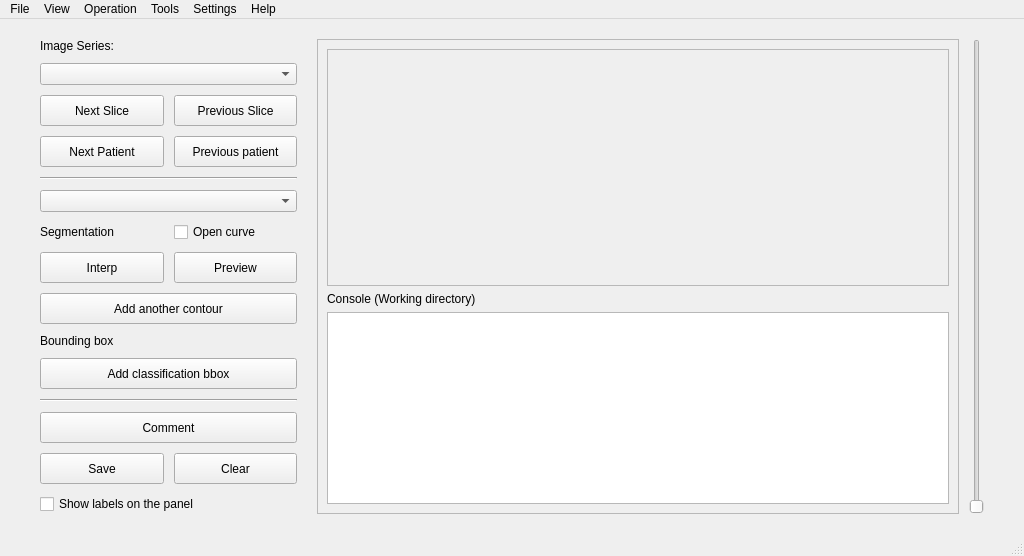
Qt form labelSys/ui/mainWindow.ui (MenxLi/LabelSys) before a commit.
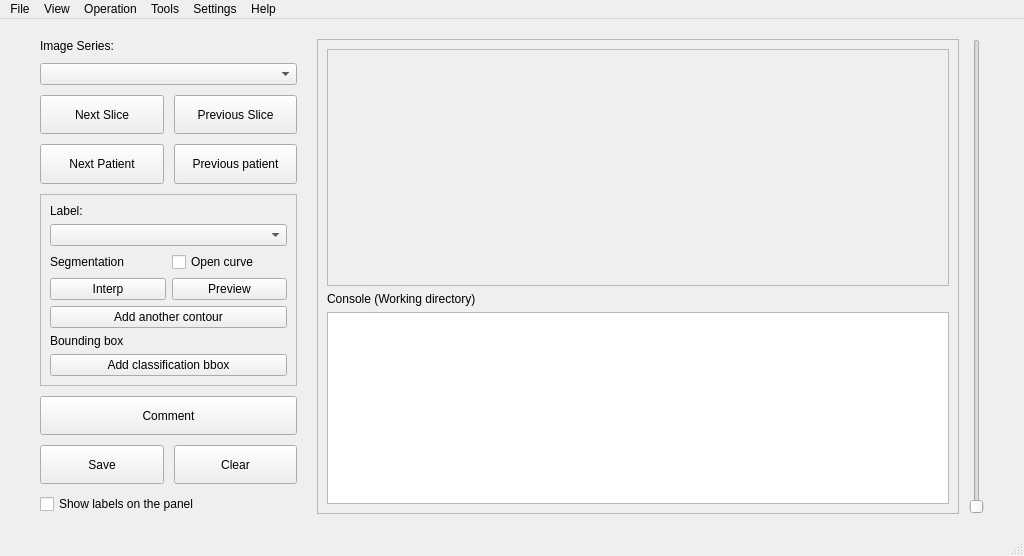
The same form after that commit.

Patch:
```diff
--- a/labelSys/ui/mainWindow.ui
+++ b/labelSys/ui/mainWindow.ui
@@ -39,9 +39,9 @@
     <item>
      <layout class="QHBoxLayout" name="hframe_im_btn" stretch="2,0,5,0">
       <item>
-       <layout class="QGridLayout" name="grid_btns">
+       <layout class="QGridLayout" name="grid_btns" rowstretch="0,0,0,0,0,0,0,0,0,0,0,0,0,0,0,0,0">
         <property name="sizeConstraint">
-         <enum>QLayout::SetMaximumSize</enum>
+         <enum>QLayout::SetMinimumSize</enum>
         </property>
         <property name="leftMargin">
          <number>0</number>
@@ -52,89 +52,28 @@
         <property name="bottomMargin">
          <number>0</number>
         </property>
-        <item row="7" column="0">
-         <widget class="QLabel" name="lbl_segmentation">
+        <item row="6" column="0" colspan="2">
+         <widget class="QFrame" name="frame_lbl">
           <property name="sizePolicy">
            <sizepolicy hsizetype="Preferred" vsizetype="Fixed">
             <horstretch>0</horstretch>
             <verstretch>0</verstretch>
            </sizepolicy>
           </property>
-          <property name="text">
-           <string>Segmentation</string>
-          </property>
-         </widget>
-        </item>
-        <item row="14" column="1">
-         <widget class="QPushButton" name="btn_clear">
-          <property name="sizePolicy">
-           <sizepolicy hsizetype="Preferred" vsizetype="Preferred">
-            <horstretch>0</horstretch>
-            <verstretch>0</verstretch>
-           </sizepolicy>
-          </property>
           <property name="maximumSize">
            <size>
-            <width>150</width>
-            <height>60</height>
+            <width>16777215</width>
+            <height>400</height>
            </size>
           </property>
-          <property name="text">
-           <string>Clear</string>
+          <property name="frameShape">
+           <enum>QFrame::StyledPanel</enum>
           </property>
-         </widget>
-        </item>
-        <item row="16" column="0" colspan="2">
-         <widget class="QCheckBox" name="check_preview">
-          <property name="font">
-           <font>
-            <pointsize>9</pointsize>
-           </font>
+          <property name="frameShadow">
+           <enum>QFrame::Raised</enum>
           </property>
-          <property name="text">
-           <string>Show labels on the panel</string>
-          </property>
-         </widget>
-        </item>
-        <item row="2" column="0">
-         <widget class="QPushButton" name="btn_next_slice">
-          <property name="sizePolicy">
-           <sizepolicy hsizetype="Preferred" vsizetype="Preferred">
-            <horstretch>0</horstretch>
-            <verstretch>0</verstretch>
-           </sizepolicy>
-          </property>
-          <property name="minimumSize">
-           <size>
-            <width>0</width>
-            <height>0</height>
-           </size>
-          </property>
-          <property name="maximumSize">
-           <size>
-            <width>150</width>
-            <height>60</height>
-           </size>
-          </property>
-          <property name="text">
-           <string>Next Slice</string>
-          </property>
-         </widget>
-        </item>
-        <item row="0" column="0">
-         <widget class="QLabel" name="lbl_series">
-          <property name="sizePolicy">
-           <sizepolicy hsizetype="Preferred" vsizetype="Fixed">
-            <horstretch>0</horstretch>
-            <verstretch>0</verstretch>
-           </sizepolicy>
-          </property>
-          <property name="text">
-           <string>Image Series:</string>
-          </property>
-         </widget>
-        </item>
-        <item row="9" column="0" colspan="2">
+          <layout class="QGridLayout" name="gridLayout_2">
+           <item row="5" column="0" colspan="2">
          <widget class="QPushButton" name="btn_add_cnt">
           <property name="sizePolicy">
            <sizepolicy hsizetype="Preferred" vsizetype="Preferred">
@@ -159,27 +98,33 @@
           </property>
          </widget>
         </item>
-        <item row="11" column="0" colspan="2">
-         <widget class="QPushButton" name="btn_add_bbox">
+           <item row="3" column="1">
+            <widget class="QCheckBox" name="check_crv">
+             <property name="text">
+              <string>Open curve</string>
+             </property>
+            </widget>
+           </item>
+           <item row="4" column="0">
+            <widget class="QPushButton" name="btn_interp">
+             <property name="sizePolicy">
+              <sizepolicy hsizetype="Preferred" vsizetype="Preferred">
+               <horstretch>0</horstretch>
+               <verstretch>0</verstretch>
+              </sizepolicy>
+             </property>
           <property name="maximumSize">
            <size>
-            <width>300</width>
+               <width>150</width>
             <height>60</height>
            </size>
           </property>
           <property name="text">
-           <string>Add classification bbox</string>
+              <string>Interp</string>
           </property>
          </widget>
         </item>
-        <item row="5" column="0" colspan="2">
-         <widget class="Line" name="line_2">
-          <property name="orientation">
-           <enum>Qt::Horizontal</enum>
-          </property>
-         </widget>
-        </item>
-        <item row="8" column="1">
+           <item row="4" column="1">
          <widget class="QPushButton" name="btn_preview">
           <property name="sizePolicy">
            <sizepolicy hsizetype="Preferred" vsizetype="Preferred">
@@ -198,82 +143,7 @@
           </property>
          </widget>
         </item>
-        <item row="4" column="1">
-         <widget class="QPushButton" name="btn_prev_patient">
-          <property name="sizePolicy">
-           <sizepolicy hsizetype="Preferred" vsizetype="Preferred">
-            <horstretch>0</horstretch>
-            <verstretch>0</verstretch>
-           </sizepolicy>
-          </property>
-          <property name="minimumSize">
-           <size>
-            <width>0</width>
-            <height>0</height>
-           </size>
-          </property>
-          <property name="maximumSize">
-           <size>
-            <width>150</width>
-            <height>60</height>
-           </size>
-          </property>
-          <property name="text">
-           <string>Previous patient</string>
-          </property>
-         </widget>
-        </item>
-        <item row="4" column="0">
-         <widget class="QPushButton" name="btn_next_patient">
-          <property name="sizePolicy">
-           <sizepolicy hsizetype="Preferred" vsizetype="Preferred">
-            <horstretch>0</horstretch>
-            <verstretch>0</verstretch>
-           </sizepolicy>
-          </property>
-          <property name="minimumSize">
-           <size>
-            <width>0</width>
-            <height>0</height>
-           </size>
-          </property>
-          <property name="maximumSize">
-           <size>
-            <width>150</width>
-            <height>60</height>
-           </size>
-          </property>
-          <property name="text">
-           <string>Next Patient</string>
-          </property>
-         </widget>
-        </item>
-        <item row="2" column="1">
-         <widget class="QPushButton" name="btn_prev_slice">
-          <property name="sizePolicy">
-           <sizepolicy hsizetype="Preferred" vsizetype="Preferred">
-            <horstretch>0</horstretch>
-            <verstretch>0</verstretch>
-           </sizepolicy>
-          </property>
-          <property name="minimumSize">
-           <size>
-            <width>0</width>
-            <height>0</height>
-           </size>
-          </property>
-          <property name="maximumSize">
-           <size>
-            <width>150</width>
-            <height>60</height>
-           </size>
-          </property>
-          <property name="text">
-           <string>Previous Slice</string>
-          </property>
-         </widget>
-        </item>
-        <item row="10" column="0" colspan="2">
+           <item row="6" column="0">
          <widget class="QLabel" name="lbl_bbox">
           <property name="sizePolicy">
            <sizepolicy hsizetype="Preferred" vsizetype="Fixed">
@@ -286,42 +156,51 @@
           </property>
          </widget>
         </item>
-        <item row="8" column="0">
-         <widget class="QPushButton" name="btn_interp">
+           <item row="1" column="0">
+            <widget class="QLabel" name="label">
           <property name="sizePolicy">
-           <sizepolicy hsizetype="Preferred" vsizetype="Preferred">
+              <sizepolicy hsizetype="Preferred" vsizetype="Fixed">
             <horstretch>0</horstretch>
             <verstretch>0</verstretch>
            </sizepolicy>
           </property>
+             <property name="text">
+              <string>Label:</string>
+             </property>
+            </widget>
+           </item>
+           <item row="3" column="0">
+            <widget class="QLabel" name="lbl_segmentation">
+             <property name="sizePolicy">
+              <sizepolicy hsizetype="Preferred" vsizetype="Fixed">
+               <horstretch>0</horstretch>
+               <verstretch>0</verstretch>
+              </sizepolicy>
+             </property>
+             <property name="text">
+              <string>Segmentation</string>
+             </property>
+            </widget>
+           </item>
+           <item row="7" column="0" colspan="2">
+            <widget class="QPushButton" name="btn_add_bbox">
           <property name="maximumSize">
            <size>
-            <width>150</width>
+               <width>300</width>
             <height>60</height>
            </size>
           </property>
           <property name="text">
-           <string>Interp</string>
+              <string>Add classification bbox</string>
           </property>
          </widget>
         </item>
-        <item row="12" column="0" colspan="2">
-         <widget class="Line" name="line_3">
-          <property name="orientation">
-           <enum>Qt::Horizontal</enum>
-          </property>
-         </widget>
-        </item>
-        <item row="7" column="1">
-         <widget class="QCheckBox" name="check_crv">
-          <property name="text">
-           <string>Open curve</string>
-          </property>
-         </widget>
-        </item>
-        <item row="6" column="0" colspan="2">
+           <item row="2" column="0" colspan="2">
          <widget class="QComboBox" name="combo_label"/>
         </item>
+          </layout>
+         </widget>
+        </item>
         <item row="14" column="0">
          <widget class="QPushButton" name="btn_save">
           <property name="sizePolicy">
@@ -350,13 +229,72 @@
           </property>
          </widget>
         </item>
-        <item row="1" column="0" colspan="2">
-         <widget class="QComboBox" name="combo_series">
+        <item row="4" column="1">
+         <widget class="QPushButton" name="btn_prev_patient">
           <property name="sizePolicy">
-           <sizepolicy hsizetype="Preferred" vsizetype="Fixed">
+           <sizepolicy hsizetype="Preferred" vsizetype="Preferred">
             <horstretch>0</horstretch>
             <verstretch>0</verstretch>
            </sizepolicy>
+          </property>
+          <property name="minimumSize">
+           <size>
+            <width>0</width>
+            <height>0</height>
+           </size>
+          </property>
+          <property name="maximumSize">
+           <size>
+            <width>150</width>
+            <height>60</height>
+           </size>
+          </property>
+          <property name="text">
+           <string>Previous patient</string>
+          </property>
+         </widget>
+        </item>
+        <item row="14" column="1">
+         <widget class="QPushButton" name="btn_clear">
+          <property name="sizePolicy">
+           <sizepolicy hsizetype="Preferred" vsizetype="Preferred">
+            <horstretch>0</horstretch>
+            <verstretch>0</verstretch>
+           </sizepolicy>
+          </property>
+          <property name="maximumSize">
+           <size>
+            <width>150</width>
+            <height>60</height>
+           </size>
+          </property>
+          <property name="text">
+           <string>Clear</string>
+          </property>
+         </widget>
+        </item>
+        <item row="2" column="1">
+         <widget class="QPushButton" name="btn_prev_slice">
+          <property name="sizePolicy">
+           <sizepolicy hsizetype="Preferred" vsizetype="Preferred">
+            <horstretch>0</horstretch>
+            <verstretch>0</verstretch>
+           </sizepolicy>
+          </property>
+          <property name="minimumSize">
+           <size>
+            <width>0</width>
+            <height>0</height>
+           </size>
+          </property>
+          <property name="maximumSize">
+           <size>
+            <width>150</width>
+            <height>60</height>
+           </size>
+          </property>
+          <property name="text">
+           <string>Previous Slice</string>
           </property>
          </widget>
         </item>
@@ -379,6 +317,91 @@
           </property>
          </widget>
         </item>
+        <item row="0" column="0">
+         <widget class="QLabel" name="lbl_series">
+          <property name="sizePolicy">
+           <sizepolicy hsizetype="Preferred" vsizetype="Fixed">
+            <horstretch>0</horstretch>
+            <verstretch>0</verstretch>
+           </sizepolicy>
+          </property>
+          <property name="text">
+           <string>Image Series:</string>
+          </property>
+         </widget>
+        </item>
+        <item row="2" column="0">
+         <widget class="QPushButton" name="btn_next_slice">
+          <property name="sizePolicy">
+           <sizepolicy hsizetype="Preferred" vsizetype="Preferred">
+            <horstretch>0</horstretch>
+            <verstretch>0</verstretch>
+           </sizepolicy>
+          </property>
+          <property name="minimumSize">
+           <size>
+            <width>0</width>
+            <height>0</height>
+           </size>
+          </property>
+          <property name="maximumSize">
+           <size>
+            <width>150</width>
+            <height>60</height>
+           </size>
+          </property>
+          <property name="text">
+           <string>Next Slice</string>
+          </property>
+         </widget>
+        </item>
+        <item row="1" column="0" colspan="2">
+         <widget class="QComboBox" name="combo_series">
+          <property name="sizePolicy">
+           <sizepolicy hsizetype="Preferred" vsizetype="Fixed">
+            <horstretch>0</horstretch>
+            <verstretch>0</verstretch>
+           </sizepolicy>
+          </property>
+         </widget>
+        </item>
+        <item row="4" column="0">
+         <widget class="QPushButton" name="btn_next_patient">
+          <property name="sizePolicy">
+           <sizepolicy hsizetype="Preferred" vsizetype="Preferred">
+            <horstretch>0</horstretch>
+            <verstretch>0</verstretch>
+           </sizepolicy>
+          </property>
+          <property name="minimumSize">
+           <size>
+            <width>0</width>
+            <height>0</height>
+           </size>
+          </property>
+          <property name="maximumSize">
+           <size>
+            <width>150</width>
+            <height>60</height>
+           </size>
+          </property>
+          <property name="text">
+           <string>Next Patient</string>
+          </property>
+         </widget>
+        </item>
+        <item row="16" column="0" colspan="2">
+         <widget class="QCheckBox" name="check_preview">
+          <property name="font">
+           <font>
+            <pointsize>9</pointsize>
+           </font>
+          </property>
+          <property name="text">
+           <string>Show labels on the panel</string>
+          </property>
+         </widget>
+        </item>
        </layout>
       </item>
       <item>
```
Left out of the diff: 6 changed lines with no effect on the pictures. Lines whose indentation alone changed are shown as unchanged.
